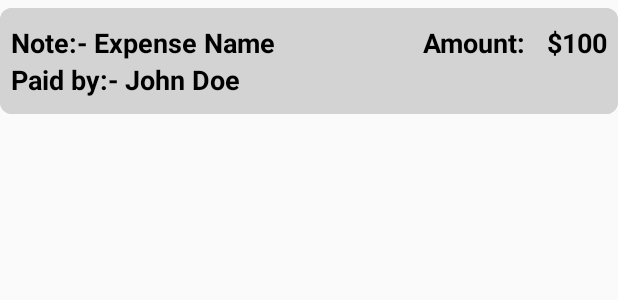
After one commit to CodeAjay/Fair_Share_App, an Android app: the layout item_expense.xml on its own in the app's theme, with its tools: preview values and no code run, on a phone screen of 412 x 824 dp. The commit adds this screen. Shown: the top 300 px of the screen. Run offline under Robolectric (Android 15) with nearby library versions, the phone set to English and light mode, and no system bars.

Commit message:
Expenses fetched successfully from firebase for a group

```diff
--- a/app/src/main/AndroidManifest.xml
+++ b/app/src/main/AndroidManifest.xml
@@ -49,6 +49,12 @@
             android:name=".GroupMainActivity"
             android:exported="false" />
 
+        <activity android:name=".ShowExpenses"
+            android:exported="false">
+
+        </activity>
+
+
         <activity
             android:name=".NewGroup"
             android:exported="false" />
--- a/app/src/main/java/com/example/expensetracker/Expenses.java
+++ b/app/src/main/java/com/example/expensetracker/Expenses.java
@@ -10,7 +10,7 @@ public class Expenses implements Serializable {
     private Person paidBy;
     private double share;
 
-    public Expenses(){}
+    public Expenses() {}
 
     public Expenses(String description, double amount, List<Person> participants, Person paidBy, double share) {
         this.description = description;
--- /dev/null
+++ b/app/src/main/res/layout/item_expense.xml
@@ -0,0 +1,134 @@
+<?xml version="1.0" encoding="utf-8"?>
+<androidx.constraintlayout.widget.ConstraintLayout xmlns:android="http://schemas.android.com/apk/res/android"
+    xmlns:app="http://schemas.android.com/apk/res-auto"
+    android:layout_width="match_parent"
+    android:layout_height="wrap_content"
+    android:background="@drawable/button_background"
+    android:layout_marginVertical="5dp">
+
+<!--    <TextView-->
+<!--        android:id="@+id/expenseName"-->
+<!--        android:layout_width="0dp"-->
+<!--        android:layout_height="wrap_content"-->
+<!--        android:text="Expense Name"-->
+<!--        android:textSize="16sp"-->
+<!--        android:textColor="@color/green"-->
+<!--        app:layout_constraintStart_toStartOf="parent"-->
+<!--        app:layout_constraintTop_toTopOf="parent"-->
+<!--        app:layout_constraintEnd_toEndOf="parent" />-->
+
+<!--    <TextView-->
+<!--        android:id="@+id/expenseAmount"-->
+<!--        android:layout_width="0dp"-->
+<!--        android:layout_height="wrap_content"-->
+<!--        android:text="Amount"-->
+<!--        android:textColor="@color/green"-->
+<!--        android:textSize="18sp"-->
+<!--        app:layout_constraintStart_toStartOf="parent"-->
+<!--        app:layout_constraintTop_toBottomOf="@id/expenseName"-->
+<!--        app:layout_constraintEnd_toEndOf="parent" />-->
+
+<!--    <TextView-->
+<!--        android:id="@+id/paidBy"-->
+<!--        android:layout_width="0dp"-->
+<!--        android:layout_height="wrap_content"-->
+<!--        android:text="Paid by"-->
+<!--        android:textColor="@color/green"-->
+<!--        android:textSize="14sp"-->
+<!--        app:layout_constraintStart_toStartOf="parent"-->
+<!--        app:layout_constraintTop_toBottomOf="@id/expenseAmount"-->
+<!--        app:layout_constraintEnd_toEndOf="parent" />-->
+
+    <LinearLayout
+        android:layout_width="match_parent"
+        android:layout_height="wrap_content"
+        android:orientation="vertical"
+        android:padding="2dp"
+        android:background="@drawable/button_background"
+        android:id="@+id/outerLinearLayout"
+        app:layout_constraintTop_toTopOf="parent"
+        app:layout_constraintBottom_toBottomOf="parent">
+
+    <LinearLayout
+        android:layout_width="match_parent"
+        android:layout_height="wrap_content"
+        android:orientation="vertical"
+        android:padding="5dp"
+        android:background="@drawable/button_background"
+        android:layout_marginVertical="3dp">
+
+        <LinearLayout
+            android:layout_width="match_parent"
+            android:layout_height="wrap_content"
+            android:orientation="horizontal">
+
+
+            <TextView
+                android:id="@+id/expenseNameText"
+                android:layout_width="wrap_content"
+                android:layout_height="wrap_content"
+                android:layout_weight="0"
+                android:text="Note:- "
+                android:textColor="@color/black"
+                android:textSize="18sp"
+                android:textStyle="bold" />
+            <TextView
+                android:id="@+id/expenseName"
+                android:layout_width="wrap_content"
+                android:layout_height="wrap_content"
+                android:layout_weight="1"
+                android:text="Expense Name"
+                android:textColor="@color/black"
+                android:textSize="18sp"
+                android:textStyle="bold" />
+
+
+            <TextView
+                android:id="@+id/expenseAmountText"
+                android:layout_width="wrap_content"
+                android:layout_height="wrap_content"
+                android:text="Amount: "
+                android:textColor="@color/black"
+                android:textSize="18sp"
+                android:textStyle="bold" />
+            <TextView
+                android:id="@+id/expenseAmount"
+                android:layout_width="wrap_content"
+                android:layout_height="wrap_content"
+                android:text="  $100"
+                android:textColor="@color/black"
+                android:textSize="18sp"
+                android:textStyle="bold" />
+
+        </LinearLayout>
+
+
+        <LinearLayout
+            android:layout_width="match_parent"
+            android:layout_height="wrap_content"
+            android:orientation="horizontal">
+
+            <TextView
+                android:id="@+id/paidText"
+                android:layout_width="wrap_content"
+                android:layout_height="wrap_content"
+                android:text="Paid by:- "
+                android:textColor="@color/black"
+                android:textSize="18sp"
+                android:textStyle="bold" />
+
+            <TextView
+                android:id="@+id/paidBy"
+                android:layout_width="0dp"
+                android:layout_height="wrap_content"
+                android:layout_weight="1"
+                android:text="John Doe"
+                android:textColor="@color/black"
+                android:textSize="18sp"
+                android:textStyle="bold" />
+        </LinearLayout>
+
+    </LinearLayout>
+    </LinearLayout>
+
+</androidx.constraintlayout.widget.ConstraintLayout>
--- a/app/src/main/res/layout/expenses.xml
+++ b/app/src/main/res/layout/show_expenses.xml
@@ -4,7 +4,8 @@
     xmlns:tools="http://schemas.android.com/tools"
     android:layout_width="match_parent"
     android:layout_height="match_parent"
-    tools:context=".Expenses">
+    tools:context=".Expenses"
+    android:padding="10dp">
 
     <androidx.recyclerview.widget.RecyclerView
         android:id="@+id/recyclerExpenses"
```
Also changed, not shown: app/src/main/java/com/example/expensetracker/AddExpenseGroup.java (+51 -18 lines), app/src/main/java/com/example/expensetracker/Expense.java (deleted, +0 -53 lines), app/src/main/java/com/example/expensetracker/GroupExpenseModel.java (+39 -14 lines), app/src/main/java/com/example/expensetracker/GroupExpensesAdapter.java (added, +66 -0 lines), app/src/main/java/com/example/expensetracker/GroupMainActivity.java (+79 -2 lines), app/src/main/java/com/example/expensetracker/ShowExpenses.java (added, +114 -0 lines), app/src/main/java/com/example/expensetracker/ShowExpensesAdapter.java (added, +53 -0 lines).
